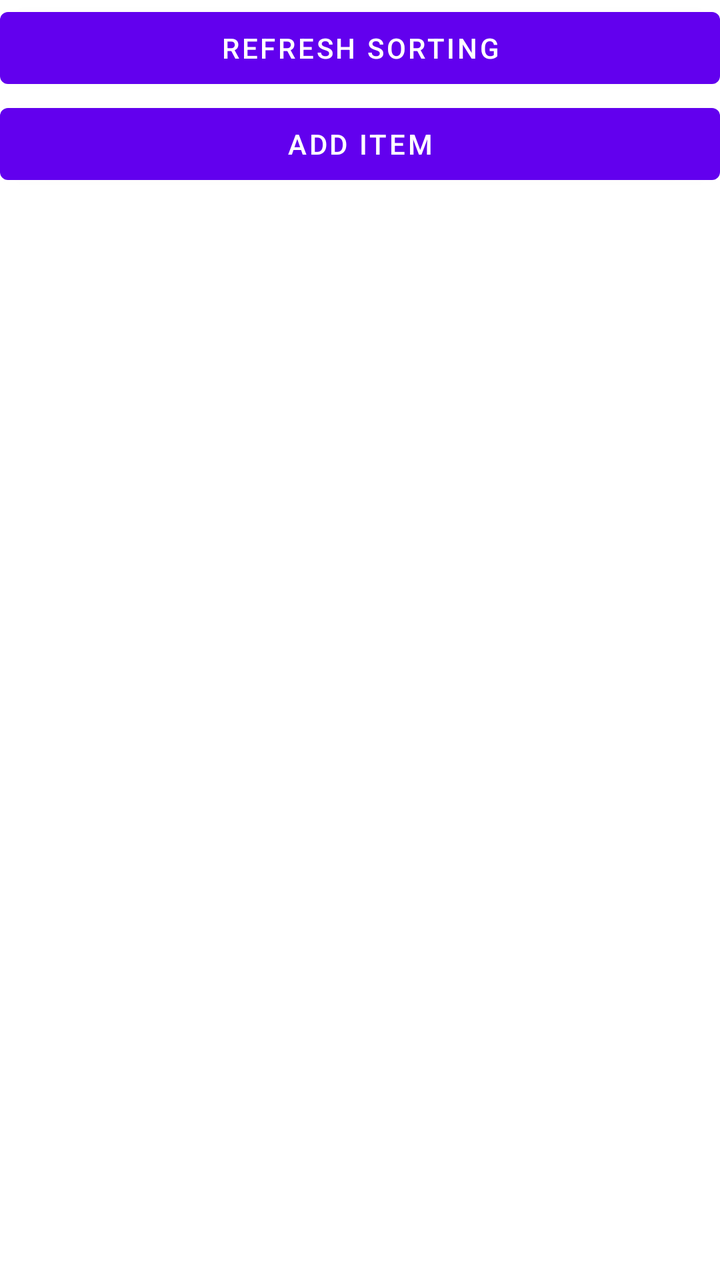
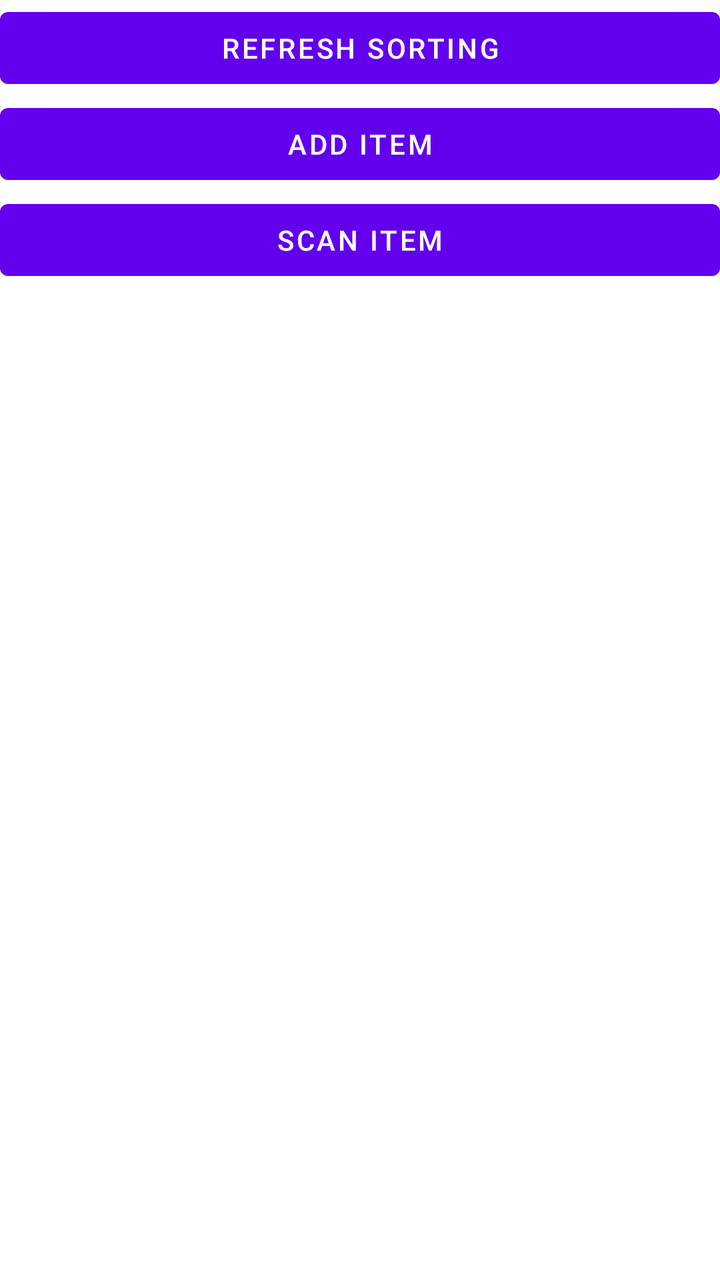

Screens rendered from an Android XML layout before and after an edit, with the pre-edit source and the edit as a unified diff.
<!-- AndroidManifest.xml: application theme Theme.SmartShoppingList -->
<!-- res/layout/activity_main.xml -->
<?xml version="1.0" encoding="utf-8"?>
<LinearLayout xmlns:android="http://schemas.android.com/apk/res/android"
    xmlns:app="http://schemas.android.com/apk/res-auto"
    xmlns:tools="http://schemas.android.com/tools"
    android:layout_width="match_parent"
    android:layout_height="match_parent"
    android:orientation="vertical"
    tools:context="ui.MainActivity" >

    <Button
        android:id="@+id/btnRefresh"
        android:layout_width="match_parent"
        android:layout_height="wrap_content"
        android:text="Refresh sorting" />

    <Button
        android:id="@+id/btnAdd"
        android:layout_width="match_parent"
        android:layout_height="wrap_content"
        android:text="Add Item" />

    <androidx.recyclerview.widget.RecyclerView
        android:id="@+id/itemListView"
        android:layout_width="match_parent"
        android:layout_height="wrap_content" />

</LinearLayout>
<!-- resources referenced by this layout -->
<resources>
  <style name="Theme.SmartShoppingList" parent="Theme.MaterialComponents.DayNight.DarkActionBar">
          
          <item name="colorPrimary">@color/purple_500</item>
          <item name="colorPrimaryVariant">@color/purple_700</item>
          <item name="colorOnPrimary">@color/white</item>
          
          <item name="colorSecondary">@color/teal_200</item>
          <item name="colorSecondaryVariant">@color/teal_700</item>
          <item name="colorOnSecondary">@color/black</item>
          
          <item name="android:statusBarColor" tools:targetApi="l">?attr/colorPrimaryVariant</item>
          
      </style>
  <color name="purple_500">#FF6200EE</color>
  <color name="purple_700">#FF3700B3</color>
  <color name="white">#FFFFFFFF</color>
  <color name="teal_200">#FF03DAC5</color>
  <color name="teal_700">#FF018786</color>
  <color name="black">#FF000000</color>
</resources>

<!-- the commit's change to res/layout/activity_main.xml (unified diff, before → after) -->
@@ -19,6 +19,12 @@
         android:layout_height="wrap_content"
         android:text="Add Item" />
 
+    <Button
+        android:id="@+id/btnScan"
+        android:layout_width="match_parent"
+        android:layout_height="wrap_content"
+        android:text="Scan Item" />
+
     <androidx.recyclerview.widget.RecyclerView
         android:id="@+id/itemListView"
         android:layout_width="match_parent"
